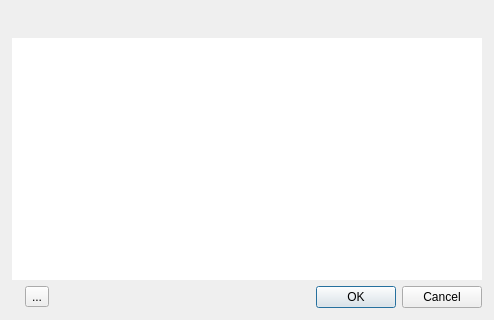
Above: felt/ui/create_map.ui from felt/qgis-plugin before the change; both pictures show x 0 to 494 and y 229 to 549 of the 494 by 549 pixel window. Below: the same form after it.
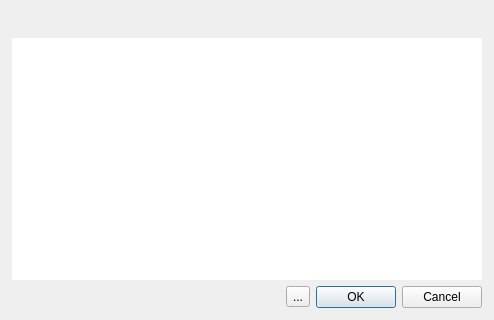
That is the form after the change.

```diff
--- a/felt/ui/create_map.ui
+++ b/felt/ui/create_map.ui
@@ -171,7 +171,7 @@
       </layout>
      </item>
      <item>
-      <layout class="QHBoxLayout" name="horizontalLayout" stretch="0,0,0">
+      <layout class="QHBoxLayout" name="horizontalLayout" stretch="1,0,0">
        <item>
         <widget class="QLabel" name="footer_label">
          <property name="text">
```
